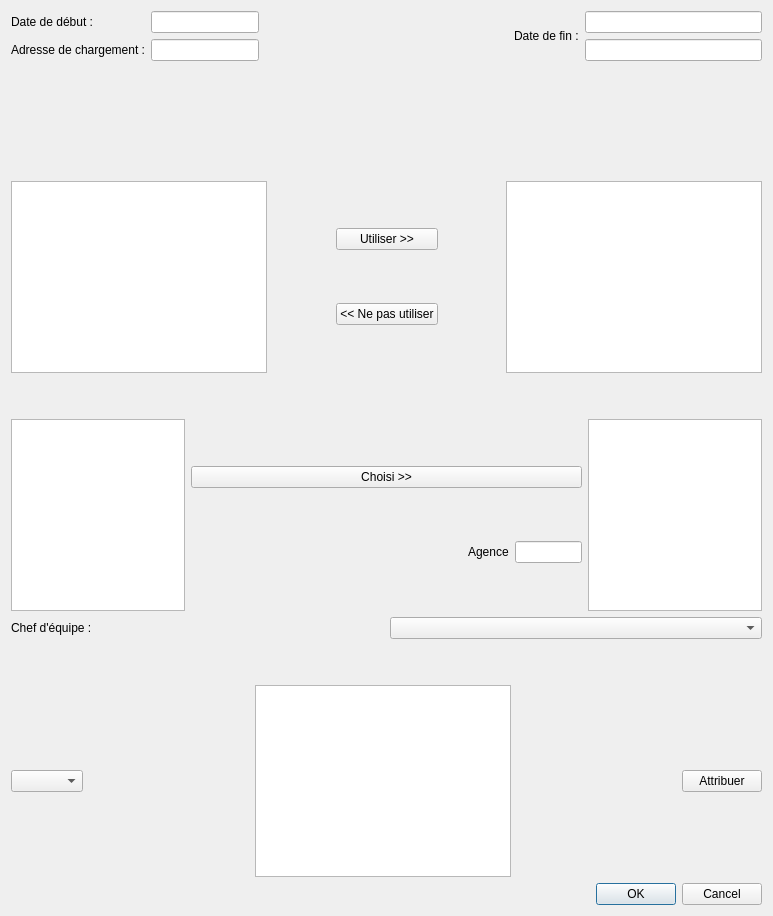
Above: CODE/dialogajoutdossiercommercial.ui from dervieuxC/gestionDemenagementCorrige before the change. Below: the same form after it.
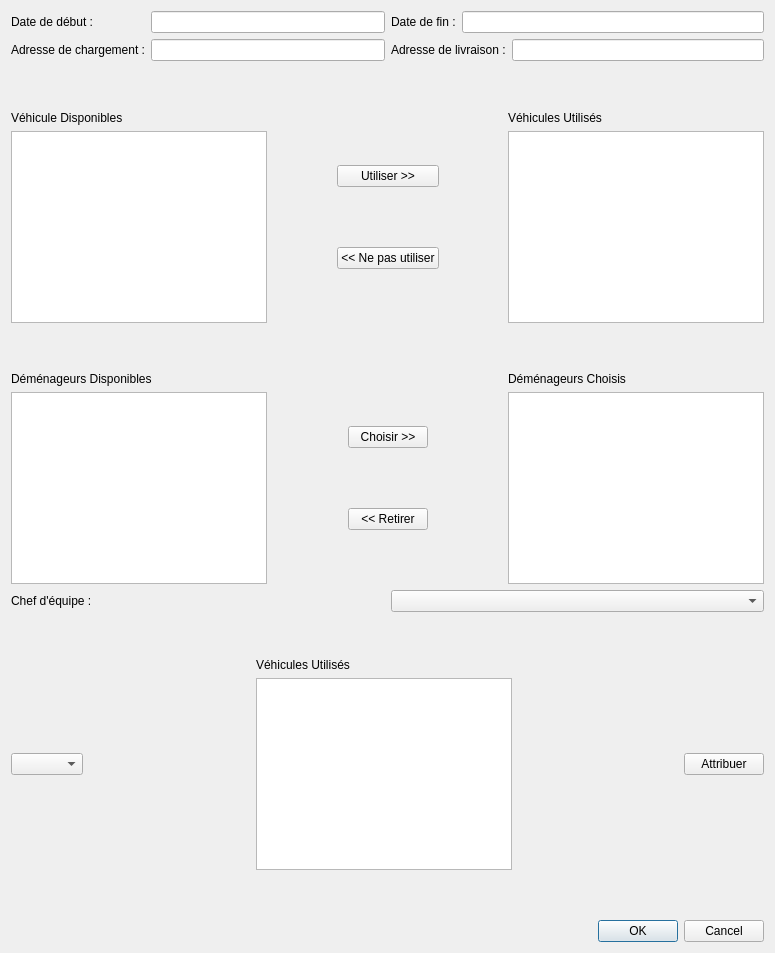
That is the form after the change.

Commit message: Modification Boite de dialogue Commercial

```diff
--- a/CODE/dialogajoutdossiercommercial.ui
+++ b/CODE/dialogajoutdossiercommercial.ui
@@ -6,18 +6,16 @@
    <rect>
     <x>0</x>
     <y>0</y>
-    <width>773</width>
-    <height>916</height>
+    <width>775</width>
+    <height>953</height>
    </rect>
   </property>
   <property name="windowTitle">
    <string>Dialog</string>
   </property>
-  <layout class="QVBoxLayout" name="verticalLayout_10">
+  <layout class="QVBoxLayout" name="verticalLayout_12">
    <item>
-    <layout class="QVBoxLayout" name="verticalLayout_5">
-     <item>
-      <layout class="QHBoxLayout" name="horizontalLayout_3">
+    <layout class="QHBoxLayout" name="horizontalLayout_9">
        <item>
         <layout class="QHBoxLayout" name="horizontalLayout">
          <item>
@@ -51,22 +49,9 @@
         </layout>
        </item>
        <item>
-	<spacer name="horizontalSpacer">
-         <property name="orientation">
-          <enum>Qt::Horizontal</enum>
-         </property>
-         <property name="sizeHint" stdset="0">
-          <size>
-           <width>40</width>
-           <height>20</height>
-          </size>
-         </property>
-        </spacer>
-       </item>
+      <layout class="QVBoxLayout" name="verticalLayout_3">
        <item>
-        <layout class="QHBoxLayout" name="horizontalLayout_2">
-         <item>
-          <layout class="QVBoxLayout" name="verticalLayout_4">
+        <layout class="QHBoxLayout" name="horizontalLayout_3">
            <item>
             <widget class="QLabel" name="labelDateFinCommercial">
              <property name="text">
@@ -75,34 +60,21 @@
 	    </widget>
            </item>
            <item>
+          <widget class="QLineEdit" name="lineEditDateFinCommercial"/>
+         </item>
+        </layout>
+       </item>
+       <item>
+        <layout class="QHBoxLayout" name="horizontalLayout_2">
+         <item>
             <widget class="QLabel" name="labelLivraisonCommercial">
              <property name="text">
               <string>Adresse de livraison :</string>
              </property>
             </widget>
-            <spacer name="horizontalSpacer_2">
-             <property name="orientation">
-              <enum>Qt::Horizontal</enum>
-             </property>
-             <property name="sizeHint" stdset="0">
-              <size>
-               <width>328</width>
-               <height>20</height>
-              </size>
-             </property>
-            </spacer>
-           </item>
-          </layout>
-         </item>
-         <item>
-          <layout class="QVBoxLayout" name="verticalLayout_3">
-           <item>
-            <widget class="QLineEdit" name="lineEditDateFinCommercial"/>
            </item>
            <item>
             <widget class="QLineEdit" name="lineEditLivraisonCommercial"/>
-           </item>
-          </layout>
          </item>
         </layout>
        </item>
@@ -124,12 +96,21 @@
     </spacer>
    </item>
    <item>
-    <layout class="QVBoxLayout" name="verticalLayout_8">
-     <item>
       <layout class="QHBoxLayout" name="horizontalLayout_5">
        <item>
+      <layout class="QVBoxLayout" name="verticalLayout_5">
+       <item>
+        <widget class="QLabel" name="labelVehiculesDispo">
+         <property name="text">
+          <string>Véhicule Disponibles</string>
+         </property>
+        </widget>
+       </item>
+       <item>
         <widget class="QListView" name="listViewVehiculesDispo"/>
        </item>
+      </layout>
+     </item>
        <item>
         <spacer name="horizontalSpacer_3">
          <property name="orientation">
@@ -175,47 +156,69 @@
         </spacer>
        </item>
        <item>
-        <widget class="QListView" name="listViewVehiculesChoisi"/>
-       </item>
-      </layout>
-     </item>
-     <item>
-      <spacer name="verticalSpacer_2">
-       <property name="orientation">
-        <enum>Qt::Vertical</enum>
-       </property>
-       <property name="sizeHint" stdset="0">
-        <size>
-         <width>20</width>
-         <height>40</height>
-        </size>
-       </property>
-      </spacer>
-     </item>
-     <item>
-      <layout class="QHBoxLayout" name="horizontalLayout_6">
-       <item>
-        <widget class="QListView" name="listViewDemenageurDispo"/>
-       </item>
-       <item>
-        <spacer name="horizontalSpacer_4">
-         <property name="orientation">
-          <enum>Qt::Horizontal</enum>
-         </property>
-         <property name="sizeHint" stdset="0">
-          <size>
-           <width>40</width>
-           <height>20</height>
-          </size>
-         </property>
-        </spacer>
-       </item>
-       <item>
         <layout class="QVBoxLayout" name="verticalLayout_7">
          <item>
+        <widget class="QLabel" name="labelVehiculesUtilises">
+         <property name="text">
+          <string>Véhicules Utilisés</string>
+         </property>
+        </widget>
+       </item>
+       <item>
+        <widget class="QListView" name="listViewVehiculesChoisis"/>
+       </item>
+      </layout>
+     </item>
+    </layout>
+   </item>
+   <item>
+    <spacer name="verticalSpacer">
+     <property name="orientation">
+      <enum>Qt::Vertical</enum>
+     </property>
+     <property name="sizeHint" stdset="0">
+      <size>
+       <width>20</width>
+       <height>40</height>
+      </size>
+     </property>
+    </spacer>
+   </item>
+   <item>
+    <layout class="QHBoxLayout" name="horizontalLayout_6">
+     <item>
+      <layout class="QVBoxLayout" name="verticalLayout_8">
+       <item>
+        <widget class="QLabel" name="labelDemenageursDispo">
+         <property name="text">
+          <string>Déménageurs Disponibles</string>
+         </property>
+        </widget>
+       </item>
+       <item>
+        <widget class="QListView" name="listViewDemenageursDispo"/>
+       </item>
+      </layout>
+     </item>
+     <item>
+      <spacer name="horizontalSpacer_4">
+       <property name="orientation">
+        <enum>Qt::Horizontal</enum>
+       </property>
+       <property name="sizeHint" stdset="0">
+        <size>
+         <width>40</width>
+         <height>20</height>
+        </size>
+       </property>
+      </spacer>
+     </item>
+     <item>
+      <layout class="QVBoxLayout" name="verticalLayout_4">
+       <item>
           <widget class="QPushButton" name="pushButtonChoisir">
            <property name="text">
-            <string>Choisi &gt;&gt;</string>
+          <string>Choisir &gt;&gt;</string>
            </property>
           </widget>
          </item>
@@ -225,95 +228,9 @@
             <string>&lt;&lt; Retirer</string>
            </property>
           </widget>
-          <layout class="QHBoxLayout" name="horizontalLayout_3">
-           <item>
-            <layout class="QHBoxLayout" name="horizontalLayout">
-             <item>
-              <layout class="QVBoxLayout" name="verticalLayout_2">
-               <item>
-                <widget class="QLabel" name="labelDateDebutCommercial">
-                 <property name="text">
-                  <string>Date de début :</string>
-                 </property>
-                </widget>
-               </item>
-               <item>
-                <widget class="QLabel" name="labelChargementCommercial">
-                 <property name="text">
-                  <string>Adresse de chargement :</string>
-                 </property>
-                </widget>
-               </item>
-               <item>
-                <widget class="QLabel" name="labelDemenageurCommercial">
-                 <property name="text">
-                  <string>Nombre de déménageur :</string>
-                 </property>
-                </widget>
-               </item>
-              </layout>
-             </item>
-             <item>
-              <layout class="QVBoxLayout" name="verticalLayout">
-               <item>
-                <widget class="QLineEdit" name="lineEditDateDebutCommercial"/>
-               </item>
-               <item>
-                <widget class="QLineEdit" name="lineEditChargementCommercial"/>
-               </item>
-               <item>
-                <widget class="QLineEdit" name="lineEditDemenageurCommercial"/>
-               </item>
-              </layout>
-             </item>
-            </layout>
-           </item>
-           <item>
-            <layout class="QHBoxLayout" name="horizontalLayout_2">
-             <item>
-              <layout class="QVBoxLayout" name="verticalLayout_4">
-               <item>
-                <widget class="QLabel" name="labelDateFinCommercial">
-                 <property name="text">
-                  <string>Date de fin :</string>
-                 </property>
-                </widget>
-               </item>
-               <item>
-                <widget class="QLabel" name="labelLivraisonCommercial">
-                 <property name="text">
-                  <string>Adresse de livraison :</string>
-                 </property>
-                </widget>
-               </item>
-               <item>
-                <widget class="QLabel" name="labelChefEquipeCommercial">
-                 <property name="text">
-                  <string>Chef d'équipe :</string>
-                 </property>
-                </widget>
-               </item>
-              </layout>
-             </item>
-             <item>
-              <layout class="QVBoxLayout" name="verticalLayout_3">
-               <item>
-                <widget class="QLineEdit" name="lineEditDateFinCommercial"/>
-               </item>
-               <item>
-                <widget class="QLineEdit" name="lineEditLivraisonCommercial"/>
-               </item>
-               <item>
-                <widget class="QLineEdit" name="lineEditChefEquipeCommercial"/>
-               </item>
-              </layout>
-             </item>
-            </layout>
-           </item>
-          </layout>
-         </item>
-         <item>
-          <layout class="QHBoxLayout" name="horizontalLayout_6">
+       </item>
+      </layout>
+     </item>
            <item>
             <spacer name="horizontalSpacer">
              <property name="orientation">
@@ -321,54 +238,30 @@
              </property>
              <property name="sizeHint" stdset="0">
               <size>
-               <width>318</width>
-               <height>20</height>
-              </size>
-             </property>
-            </spacer>
-           </item>
-           <item>
-            <layout class="QHBoxLayout" name="horizontalLayout_4">
-             <item>
-              <widget class="QLabel" name="labelAgenceCommercial">
-               <property name="text">
-                <string>Agence</string>
-               </property>
-              </widget>
-             </item>
-             <item>
-              <widget class="QLineEdit" name="lineEditAgenceCommercial"/>
-             </item>
-            </layout>
-           </item>
-          </layout>
-         </item>
-        </layout>
-       </item>
-       <item>
-        <spacer name="horizontalSpacer_5">
-                <property name="orientation">
-          <enum>Qt::Horizontal</enum>
-         </property>
-         <property name="sizeHint" stdset="0">
-          <size>
            <width>40</width>
            <height>20</height>
-           <width>628</width>
-           <height>118</height>
           </size>
          </property>
         </spacer>
        </item>
        <item>
-        <widget class="QListView" name="listViewDemenageurChoisi"/>
+      <layout class="QVBoxLayout" name="verticalLayout_10">
+       <item>
+        <widget class="QLabel" name="labelDemenageursChoisis">
+         <property name="text">
+          <string>Déménageurs Choisis</string>
+         </property>
+        </widget>
        </item>
+       <item>
+        <widget class="QListView" name="listViewDemenageursChoisis"/>
+       </item>
       </layout>
      </item>
     </layout>
    </item>
    <item>
-    <layout class="QVBoxLayout" name="verticalLayout_9">
+    <layout class="QVBoxLayout" name="verticalLayout_11">
      <item>
       <layout class="QHBoxLayout" name="horizontalLayout_8">
        <item>
@@ -384,7 +277,7 @@
       </layout>
      </item>
      <item>
-      <spacer name="verticalSpacer_4">
+      <spacer name="verticalSpacer_2">
        <property name="orientation">
         <enum>Qt::Vertical</enum>
        </property>
@@ -397,7 +290,7 @@
       </spacer>
      </item>
      <item>
-      <layout class="QHBoxLayout" name="horizontalLayout_7">
+      <layout class="QHBoxLayout" name="horizontalLayout_4">
        <item>
         <widget class="QComboBox" name="comboBoxDemenageurAttribue">
          <property name="sizeIncrement">
@@ -415,8 +308,6 @@
         </widget>
        </item>
        <item>
-        <layout class="QHBoxLayout" name="horizontalLayout_4">
-         <item>
           <spacer name="horizontalSpacer_6">
            <property name="orientation">
             <enum>Qt::Horizontal</enum>
@@ -430,8 +321,19 @@
           </spacer>
          </item>
          <item>
+        <layout class="QVBoxLayout" name="verticalLayout_9">
+         <item>
+          <widget class="QLabel" name="labelVehiculesAttribue">
+           <property name="text">
+            <string>Véhicules Utilisés</string>
+           </property>
+          </widget>
+         </item>
+         <item>
           <widget class="QListView" name="listViewVehiculesAttribue"/>
          </item>
+        </layout>
+       </item>
          <item>
           <spacer name="horizontalSpacer_7">
            <property name="orientation">
@@ -456,7 +358,18 @@
        </item>
       </layout>
      </item>
-    </layout>
+   <item>
+    <spacer name="verticalSpacer_4">
+     <property name="orientation">
+      <enum>Qt::Vertical</enum>
+     </property>
+     <property name="sizeHint" stdset="0">
+      <size>
+       <width>20</width>
+       <height>40</height>
+      </size>
+     </property>
+    </spacer>
    </item>
    <item>
     <widget class="QDialogButtonBox" name="buttonBox">
```
Lines whose indentation alone changed are shown as unchanged. The commit also changes 2 other files.
